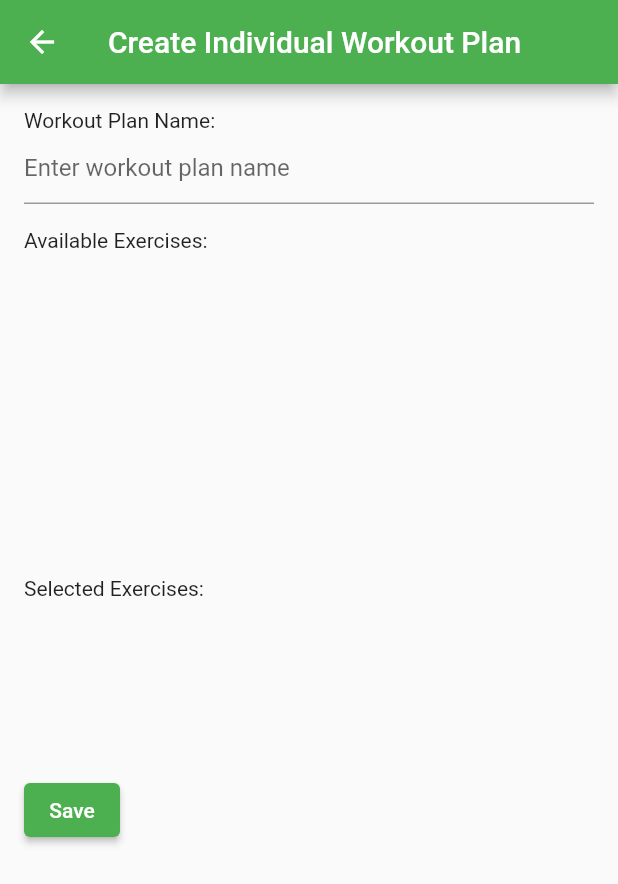
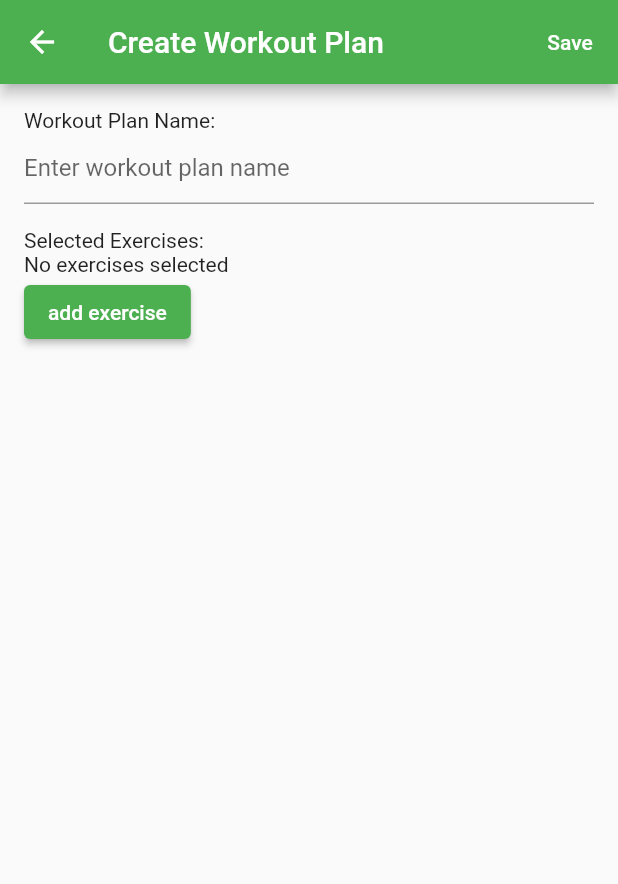
Before and after one commit to rashodkorala/Getfit, a Flutter app: the CreateIndividualWorkoutPage screen opened directly, on a phone screen of 412 x 824 dp. Shown: the top 884 px of the screen. Run offline on Flutter 3.47's test engine with Material 2 defaults, Android fonts, the phone set to English and light mode, and no system bars; our stand-ins replace cloud_firestore, firebase_auth, firebase_core, shared_preferences; accounts and stored records are empty.

Commit message:
changed the view for better uf

```diff
--- a/lib/view/createIndiviualWorkouts_view.dart
+++ b/lib/view/createIndiviualWorkouts_view.dart
@@ -39,7 +39,20 @@ class _CreateIndividualWorkoutPageState
   Widget build(BuildContext context) {
     return Scaffold(
       appBar: AppBar(
-        title: const Text('Create Individual Workout Plan'),
+        title: const Text('Create Workout Plan'),
+        //add a button to the app bar to save the workout with text save and a icon
+        actions: [
+          TextButton(
+            onPressed: () {
+              // Perform the action to save the selected exercises
+              _saveSelectedExercises();
+            },
+            child: const Text(
+              'Save',
+              style: TextStyle(color: Colors.white),
+            ),
+          ),
+        ],
       ),
       body: Padding(
         padding: const EdgeInsets.all(16.0),
@@ -53,65 +66,18 @@ class _CreateIndividualWorkoutPageState
                 hintText: 'Enter workout plan name',
               ),
             ),
-            SizedBox(height: 16),
-            Text('Available Exercises:'),
-            _buildAvailableExercisesList(),
-            SizedBox(height: 16),
+            const SizedBox(height: 16.0),
             Text('Selected Exercises:'),
-            _buildSelectedExercisesList(),
-            SizedBox(height: 16),
+            _showSelectedExercises(),
             ElevatedButton(
               onPressed: () {
                 // Perform the action to save the selected exercises
-                _saveSelectedExercises();
+                _addExercise();
               },
-              child: const Text('Save'),
+              child: const Text('add exercise'),
             ),
           ],
         ),
-      ),
-    );
-  }
-
-  Widget _buildAvailableExercisesList() {
-    return Container(
-      height: 200,
-      child: ListView.builder(
-        itemCount: availableExercises.length,
-        itemBuilder: (context, index) {
-          Exercise exercise = availableExercises[index];
-          return ListTile(
-            title: Text(exercise.name),
-            onTap: () {
-              setState(() {
-                selectedExercises.add(exercise);
-              });
-            },
-          );
-        },
-      ),
-    );
-  }
-
-  Widget _buildSelectedExercisesList() {
-    return Container(
-      height: 100,
-      child: ListView.builder(
-        itemCount: selectedExercises.length,
-        itemBuilder: (context, index) {
-          Exercise exercise = selectedExercises[index];
-          return ListTile(
-            title: Text(exercise.name),
-            trailing: IconButton(
-              icon: Icon(Icons.delete),
-              onPressed: () {
-                setState(() {
-                  selectedExercises.removeAt(index);
-                });
-              },
-            ),
-          );
-        },
       ),
     );
   }
@@ -155,4 +121,63 @@ class _CreateIndividualWorkoutPageState
       print('Error saving workout: $e');
     }
   }
+
+  void _addExercise() {
+    // Show a dialog with a list of available exercises
+    showDialog(
+      context: context,
+      builder: (BuildContext context) {
+        return AlertDialog(
+          title: const Text('Select an exercise'),
+          content: SizedBox(
+            width: double.maxFinite,
+            height: 300,
+            child: ListView.builder(
+              itemCount: availableExercises.length,
+              itemBuilder: (BuildContext context, int index) {
+                Exercise exercise = availableExercises[index];
+                return ListTile(
+                  title: Text(exercise.name),
+                  onTap: () {
+                    // Add the selected exercise to the list of selected exercises
+                    setState(() {
+                      selectedExercises.add(exercise);
+                    });
+                    // Close the dialog
+                    Navigator.pop(context);
+                  },
+                );
+              },
+            ),
+          ),
+        );
+      },
+    );
+  }
+
+  _showSelectedExercises() {
+    if (selectedExercises.isNotEmpty) {
+      return SizedBox(
+        width: double.maxFinite,
+        height: 300,
+        child: ListView.builder(
+          itemCount: selectedExercises.length,
+          itemBuilder: (BuildContext context, int index) {
+            Exercise exercise = selectedExercises[index];
+            return ListTile(
+              title: Text(exercise.name),
+              onTap: () {
+                // Remove the selected exercise from the list of selected exercises
+                setState(() {
+                  selectedExercises.remove(exercise);
+                });
+              },
+            );
+          },
+        ),
+      );
+    } else {
+      return const Text('No exercises selected');
+    }
+  }
 }
```
